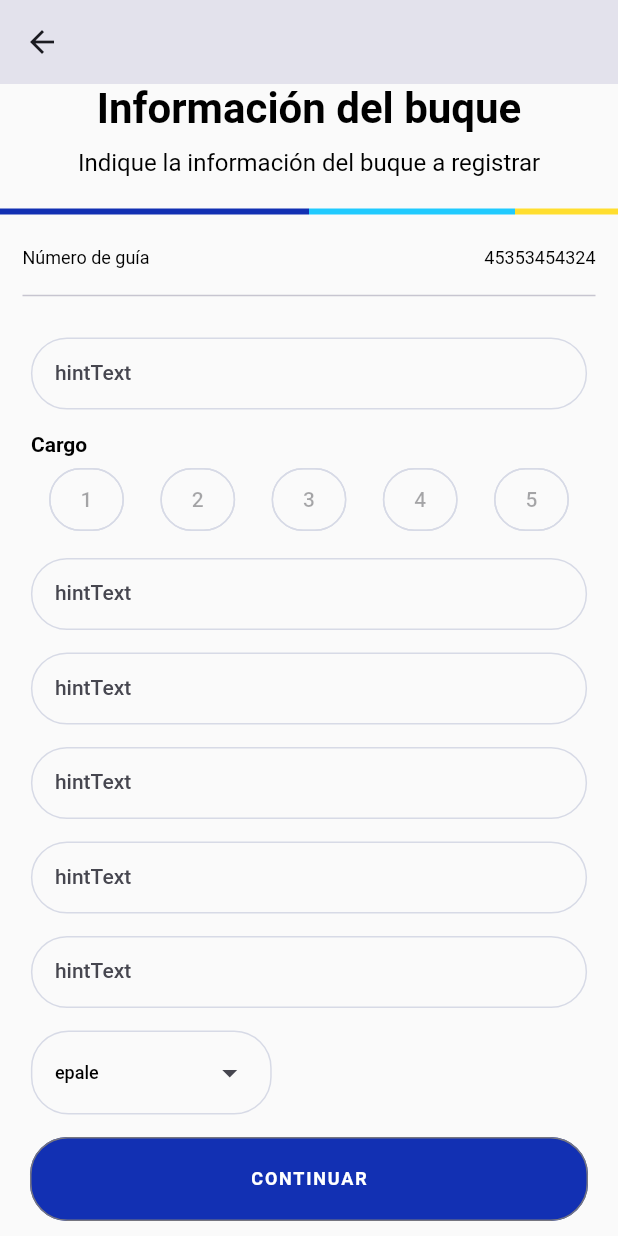
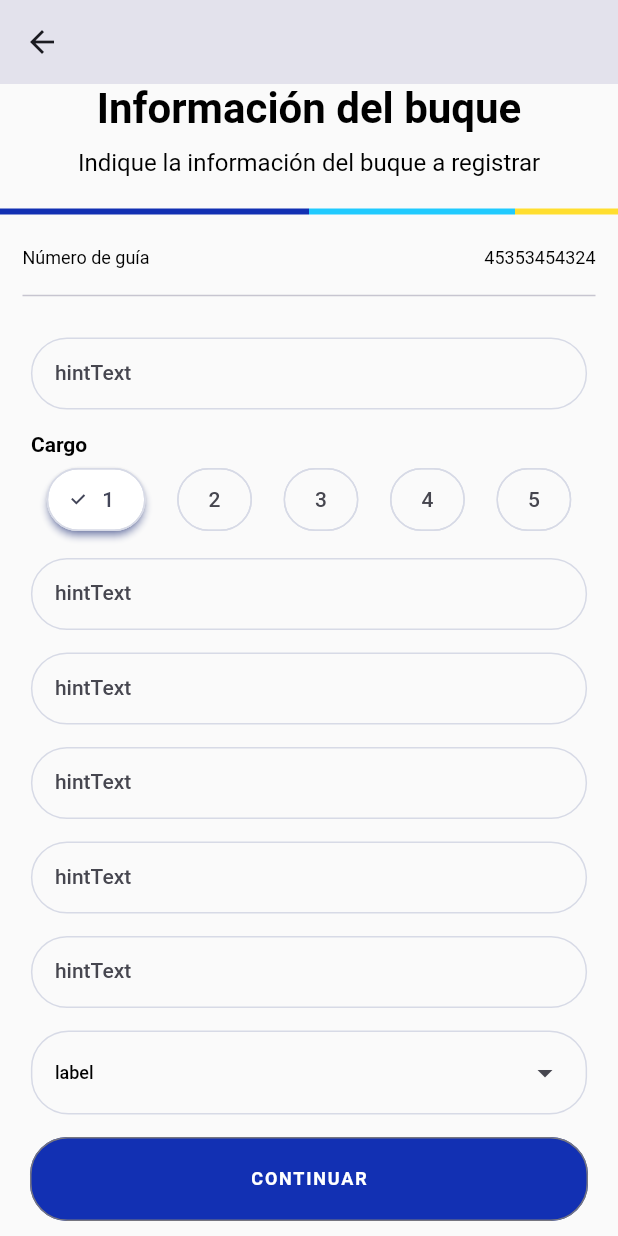
Before and after one commit to franuzcategui/cargocontrol, a Flutter app: the FormScreen screen opened directly, scrolled down 102 dp, on a phone screen of 412 x 824 dp. Run offline on Flutter 3.47's test engine with Material 2 defaults, Android fonts, the phone set to English and light mode, and no system bars; our stand-ins replace camera, equatable, firebase_auth, firebase_core, firebase_database, fl_chart and 5 more; missing offline and left inert: google_mlkit_commons, google_mlkit_text_recognition, numeric_keyboard; accounts and stored records are empty.

Commit message:
More changes

```diff
--- a/lib/forgot_password/controller/forgot_password_controller.dart
+++ b/lib/forgot_password/controller/forgot_password_controller.dart
@@ -2,7 +2,6 @@ import 'package:cargocontrol/authentication/authentication_repository.dart';
 import 'package:cargocontrol/authentication/controller/authentication_controller.dart';
 import 'package:cargocontrol/forgot_password/controller/forgot_password_state.dart';
 import 'package:cargocontrol/form_validators/email.dart';
-import 'package:flutter/widgets.dart';
 import 'package:flutter_riverpod/flutter_riverpod.dart';
 import 'package:formz/formz.dart';
 
@@ -30,7 +29,7 @@ class ForgotPasswordNotifier extends StateNotifier<ForgotPasswordState> {
       state = state.copyWith(
           status: FormzSubmissionStatus.failure, errorMessage: e.code);
       state = state.copyWith(
-          status: FormzSubmissionStatus.initial, email: Email.pure());
+          status: FormzSubmissionStatus.initial, email: const Email.pure());
     }
   }
 }
--- a/lib/forgot_password/components/forgot_password_screen.dart
+++ b/lib/forgot_password/forgot_password_screen.dart
@@ -2,7 +2,6 @@ import 'package:cargocontrol/forgot_password/components/forgot_password_button.d
 import 'package:cargocontrol/forgot_password/components/forgot_password_text_field.dart';
 import 'package:cargocontrol/forgot_password/controller/forgot_password_controller.dart';
 import 'package:cargocontrol/forgot_password/controller/forgot_password_state.dart';
-import 'package:cargocontrol/sign_in/components/email_text_field.dart';
 import 'package:cargocontrol/widgets/loading_sheet.dart';
 import 'package:cargocontrol/widgets/main_text_button.dart';
 import 'package:flutter/material.dart';
@@ -76,7 +75,7 @@ class ForgotPasswordScreen extends ConsumerWidget {
           ),
 
           //Log in buttons
-          ForgotPasswordButton(),
+          const ForgotPasswordButton(),
           MainTextButton(
             text: 'REGRESAR',
             buttonStyle: ButtonThemeStyle.secondary,
--- a/lib/screens/form_screen.dart
+++ b/lib/screens/form_screen.dart
@@ -21,18 +21,24 @@ class FormScreen extends StatelessWidget {
           child: ListView(
             //itemExtent: 4,
             children: [
-              InfoDescription(),
-              CargoFormTextField(hideText: false, hintText: 'hintText'),
-              CargoChoiceChips(
+              const InfoDescription(),
+              const CargoFormTextField(hideText: false, hintText: 'hintText'),
+              const CargoChoiceChips(
                 name: 'Cargo',
-                quantity: 5,
+                categories: ['1', '2', '3', '4', '5'],
               ),
-              CargoFormTextField(hideText: false, hintText: 'hintText'),
-              CargoFormTextField(hideText: false, hintText: 'hintText'),
-              CargoFormTextField(hideText: false, hintText: 'hintText'),
-              CargoFormTextField(hideText: false, hintText: 'hintText'),
-              CargoFormTextField(hideText: false, hintText: 'hintText'),
-              CargoDropdownButton(['hello', 'today', 'tomorrow'], 'epale'),
+              const CargoFormTextField(hideText: false, hintText: 'hintText'),
+              const CargoFormTextField(hideText: false, hintText: 'hintText'),
+              const CargoFormTextField(hideText: false, hintText: 'hintText'),
+              const CargoFormTextField(hideText: false, hintText: 'hintText'),
+              const CargoFormTextField(hideText: false, hintText: 'hintText'),
+              CargoDropdownButton(
+                items: const ['prueba1', 'prueba2'],
+                label: 'label',
+                onSelect: (value) {
+                  print(value);
+                },
+              ),
               MainTextButton(
                 text: 'CONTINUAR',
                 onTap: () {},
--- a/lib/sign_in/controller/signin_controller.dart
+++ b/lib/sign_in/controller/signin_controller.dart
@@ -40,8 +40,8 @@ class SignInControllerNotifier extends StateNotifier<SignInState> {
       state = state.copyWith(
           status: FormzSubmissionStatus.failure, errorMessage: e.code);
       state = state.copyWith(
-        email: Email.pure(),
-        password: Password.pure(),
+        email: const Email.pure(),
+        password: const Password.pure(),
         status: FormzSubmissionStatus.initial,
       );
     }
--- a/lib/sign_up/components/sign_up_button.dart
+++ b/lib/sign_up/components/sign_up_button.dart
@@ -1,12 +1,11 @@
-import 'package:cargocontrol/sign_in/controller/signin_controller.dart';
 import 'package:cargocontrol/sign_up/controller/sign_up_controller.dart';
 import 'package:cargocontrol/widgets/main_text_button.dart';
 import 'package:flutter/cupertino.dart';
 import 'package:flutter/material.dart';
 import 'package:flutter_riverpod/flutter_riverpod.dart';
 
-class SignInButton extends ConsumerWidget {
-  const SignInButton({super.key});
+class SignUpButton extends ConsumerWidget {
+  const SignUpButton({super.key});
 
   @override
   Widget build(BuildContext context, WidgetRef ref) {
--- a/lib/sign_up/controller/sign_up_controller.dart
+++ b/lib/sign_up/controller/sign_up_controller.dart
@@ -56,7 +56,7 @@ class SignUpControllerNotifier extends StateNotifier<SignUpState> {
     if (!state.isValid) return;
     state = state.copyWith(status: FormzSubmissionStatus.inProgress);
     try {
-      _authenticationRepository.signUp(
+      await _authenticationRepository.signUp(
           email: state.email.value,
           password: state.password.value,
           userType: state.userType.value.name);
--- a/lib/widgets/cargo_bar_chart.dart
+++ b/lib/widgets/cargo_bar_chart.dart
@@ -7,7 +7,7 @@ class CargoBarChart extends StatelessWidget {
 
   @override
   Widget build(BuildContext context) {
-    return Container(
+    return SizedBox(
       height: 0.07 * MediaQuery.of(context).size.height,
       width: 0.8 * MediaQuery.of(context).size.width,
       child: BarChart(
--- a/lib/widgets/cargo_choice_chips.dart
+++ b/lib/widgets/cargo_choice_chips.dart
@@ -7,11 +7,18 @@ import 'package:cargocontrol/constants.dart' as constants;
 //   CargoChoiceChipsData(this.name, this.quantity);
 // }
 
-class CargoChoiceChips extends StatelessWidget {
+class CargoChoiceChips extends StatefulWidget {
   final String name;
-  final int quantity;
+  final List<String> categories;
   const CargoChoiceChips(
-      {super.key, required this.name, required this.quantity});
+      {super.key, required this.name, required this.categories});
+
+  @override
+  State<CargoChoiceChips> createState() => _CargoChoiceChipsState();
+}
+
+class _CargoChoiceChipsState extends State<CargoChoiceChips> {
+  int _selectedIndex = 0;
 
   @override
   Widget build(BuildContext context) {
@@ -22,7 +29,7 @@ class CargoChoiceChips extends StatelessWidget {
         crossAxisAlignment: CrossAxisAlignment.start,
         children: [
           Text(
-            name,
+            widget.name,
             style: const constants.TextStyles().infoTitle1,
           ),
           const SizedBox(
@@ -30,31 +37,52 @@ class CargoChoiceChips extends StatelessWidget {
           ),
           Row(
             mainAxisAlignment: MainAxisAlignment.spaceAround,
-            children: [
-              for (int i = 0; i < quantity; i++)
-                CargoChoiceChip(name: (i + 1).toString()),
-            ],
+            children: _buildCategoryChips(),
           ),
         ],
       ),
     );
   }
+
+  List<Widget> _buildCategoryChips() {
+    return List<Widget>.generate(
+      widget.categories.length,
+      (index) => CargoChoiceChip(
+        name: widget.categories[index],
+        selected: _selectedIndex == index,
+        onSelected: (selected) {
+          setState(() {
+            _selectedIndex = selected ? index : 0;
+          });
+        },
+      ),
+    ).toList();
+  }
 }
 
 class CargoChoiceChip extends StatelessWidget {
   final String name;
-  const CargoChoiceChip({super.key, required this.name});
+  final void Function(bool) onSelected;
+  final bool selected;
+  const CargoChoiceChip(
+      {super.key,
+      required this.name,
+      required this.onSelected,
+      required this.selected});
 
   @override
   Widget build(BuildContext context) {
     return ChoiceChip(
       label: Text(name),
-      selected: false,
+      selected: selected,
       shape: RoundedRectangleBorder(borderRadius: BorderRadius.circular(25)),
       side: const BorderSide(
         color: constants.kOutlineTextFieldColor,
       ),
       selectedColor: constants.kMainBackroundColor,
+      elevation: 2,
+      selectedShadowColor: constants.kMainColor,
+      onSelected: onSelected,
       padding: const EdgeInsets.all(12),
     );
   }
--- a/lib/widgets/cargo_dropdown_button.dart
+++ b/lib/widgets/cargo_dropdown_button.dart
@@ -2,24 +2,30 @@ import 'package:flutter/material.dart';
 import 'package:cargocontrol/constants.dart' as constants;
 
 class CargoDropdownButton extends StatelessWidget {
-  final List<String> items;
+  final List<Object> items;
   final String label;
+  final void Function(Object?) onSelect;
 
-  const CargoDropdownButton(this.items, this.label, {super.key});
+  const CargoDropdownButton(
+      {required this.items,
+      required this.label,
+      required this.onSelect,
+      super.key});
 
   @override
   Widget build(BuildContext context) {
     double deviceWidth = MediaQuery.of(context).size.width;
-    final List<DropdownMenuEntry<String>> entries =
-        <DropdownMenuEntry<String>>[];
-    for (final String values in items) {
-      entries.add(DropdownMenuEntry(value: values, label: values));
+    final List<DropdownMenuEntry<Object>> entries =
+        <DropdownMenuEntry<Object>>[];
+    for (final values in items) {
+      entries.add(DropdownMenuEntry(
+          value: values, label: values.toString().split('.').last));
     }
 
     return Padding(
       padding: EdgeInsets.fromLTRB(deviceWidth / 20, 0, deviceWidth / 20, 15),
       child: DropdownMenu(
-        // width: double.infinity,
+        width: (deviceWidth / 20) * 18,
         inputDecorationTheme: Theme.of(context).inputDecorationTheme.copyWith(
               labelStyle: const constants.TextStyles().bodyText1,
               enabledBorder: const OutlineInputBorder(
@@ -43,6 +49,7 @@ class CargoDropdownButton extends StatelessWidget {
         hintText: 'Opciones',
         initialSelection: entries[0],
         dropdownMenuEntries: entries,
+        onSelected: onSelect,
       ),
     );
   }
--- a/lib/widgets/loading_sheet.dart
+++ b/lib/widgets/loading_sheet.dart
@@ -32,7 +32,7 @@ class LoadingSheet extends StatelessWidget {
 
 class ErrorDialog extends StatelessWidget {
   final String error;
-  const ErrorDialog._(this.error, {super.key});
+  const ErrorDialog._(this.error);
 
   static Future<void> show(
     BuildContext context,
--- a/pubspec.yaml
+++ b/pubspec.yaml
@@ -46,11 +46,11 @@ dependencies:
   fl_chart: ^0.63.0
   firebase_auth: ^4.7.3
   http: ^1.1.0
-  cloud_firestore: ^4.8.5
   loading_animation_widget: ^1.2.0+4
   formz: ^0.6.0
   flutter_riverpod: ^2.4.0
   equatable: ^2.0.5
+  firebase_database: ^10.2.6
 
 dev_dependencies:
   flutter_test:
```
Also changed, not shown: lib/authentication/authentication_repository.dart (+14 -7 lines), lib/sign_in/components/login_screen.dart (+1 -6 lines), lib/sign_up/components/sign_up_screen.dart (+16 -27 lines), lib/sign_up/components/user_type_dropdown.dart (+23 -0 lines), lib/widgets/dashboard_button_modal.dart (+7 -1 lines), lib/widgets/main_nav_bar.dart (deleted, +0 -80 lines), lib/dashboard/components/dashboard_screen.dart (renamed from lib/screens/dashboard_screen.dart), pubspec.lock, 7 other files.
